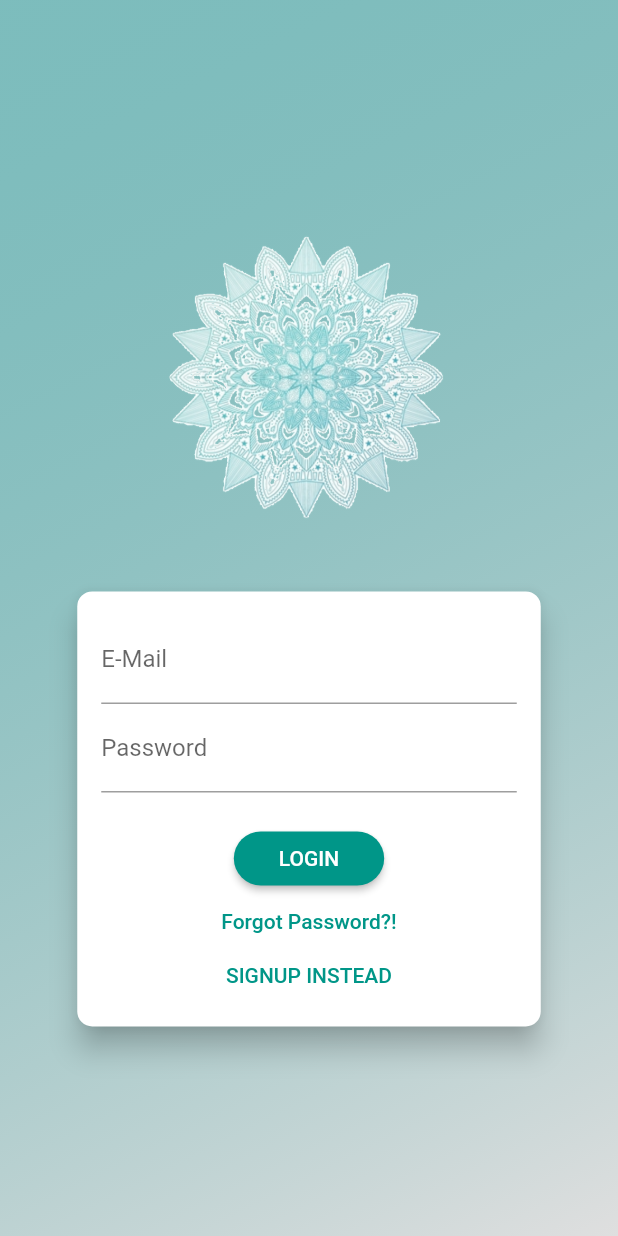
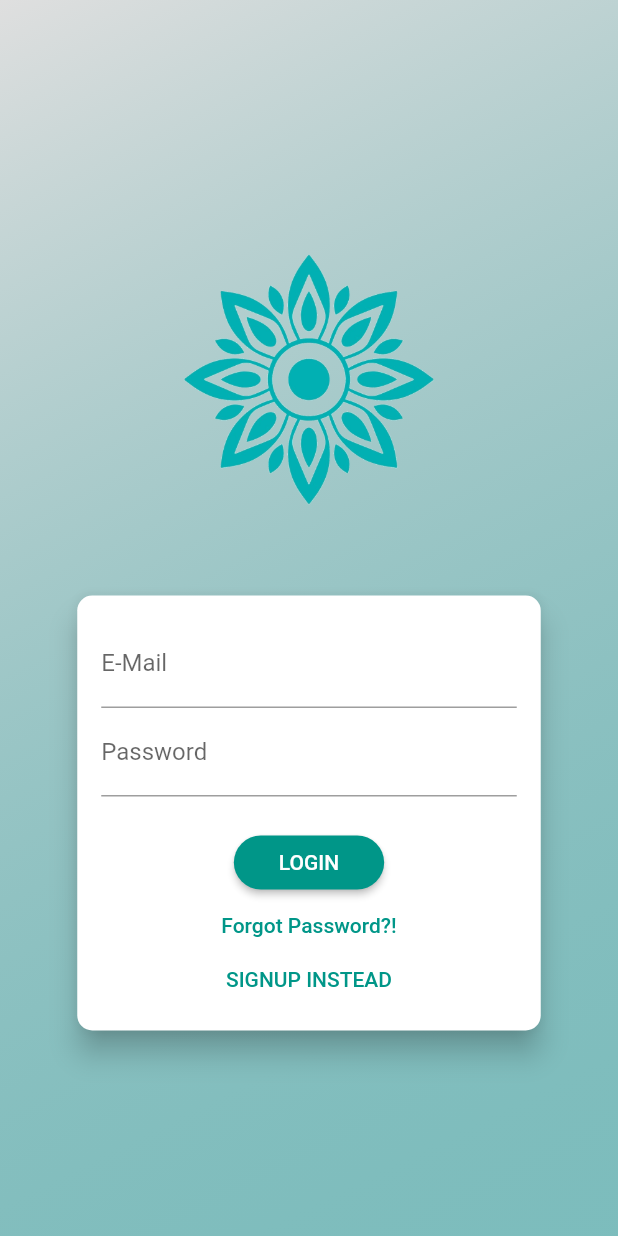
Before and after one commit to SaraAli26/PositiveQuotesApp, a Flutter app: the AuthScreen screen opened directly, on a phone screen of 412 x 824 dp. Run offline on Flutter 3.47's test engine with Material 2 defaults, Android fonts, the phone set to English and light mode, and no system bars; our stand-ins replace cloud_firestore, convex_bottom_bar, firebase_auth, firebase_core, firebase_database, flutter_secure_storage and 3 more; accounts and stored records are empty.

Commit message:
Changing app logo and name for production

```diff
--- a/lib/Pages/AuthPage.dart
+++ b/lib/Pages/AuthPage.dart
@@ -23,8 +23,8 @@ class AuthScreen extends StatelessWidget {
             decoration: BoxDecoration(
               gradient: LinearGradient(
                 colors: [
+                  Color.fromRGBO(220, 220, 220, 1).withOpacity(0.9),
                   Color.fromRGBO(0, 128, 128, 1).withOpacity(0.5),
-                  Color.fromRGBO(220, 220, 220, 1).withOpacity(0.9),
                 ],
                 begin: Alignment.topLeft,
                 end: Alignment.bottomRight,
@@ -47,11 +47,12 @@ class AuthScreen extends StatelessWidget {
                           EdgeInsets.symmetric(vertical: 8.0, horizontal: 94.0),
                       child: Image(
                           image:
-                              AssetImage('assets/Images/transparentlogo.png')),
+                              AssetImage('assets/Images/transparentlogo.png',),
+                      ),
                     ),
                   ),
                   Flexible(
-                    flex: deviceSize.width > 600 ? 2 : 1,
+                    flex: deviceSize.width > 600 ? 3 : 1,
                     child: AuthCard(),
                   ),
                 ],
```
Also changed, not shown: assets/Images/adaptiveappicon.PNG, assets/Images/appicon.png, assets/Images/mandala.png, assets/Images/transparentlogo.png, 12 other files.
